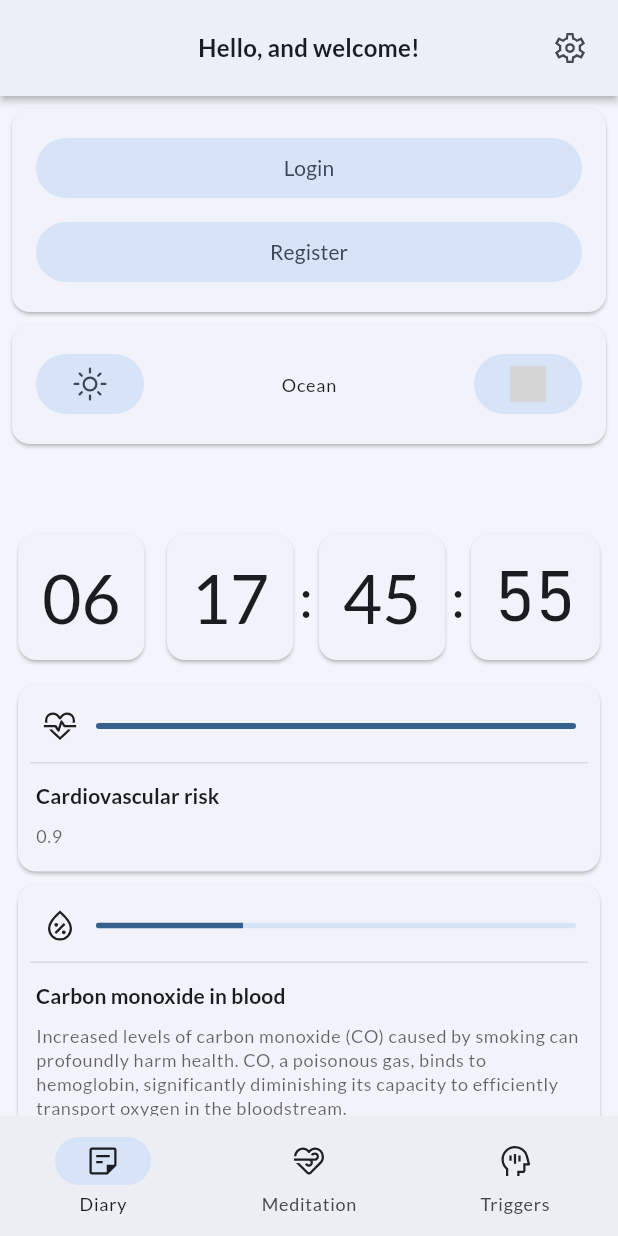
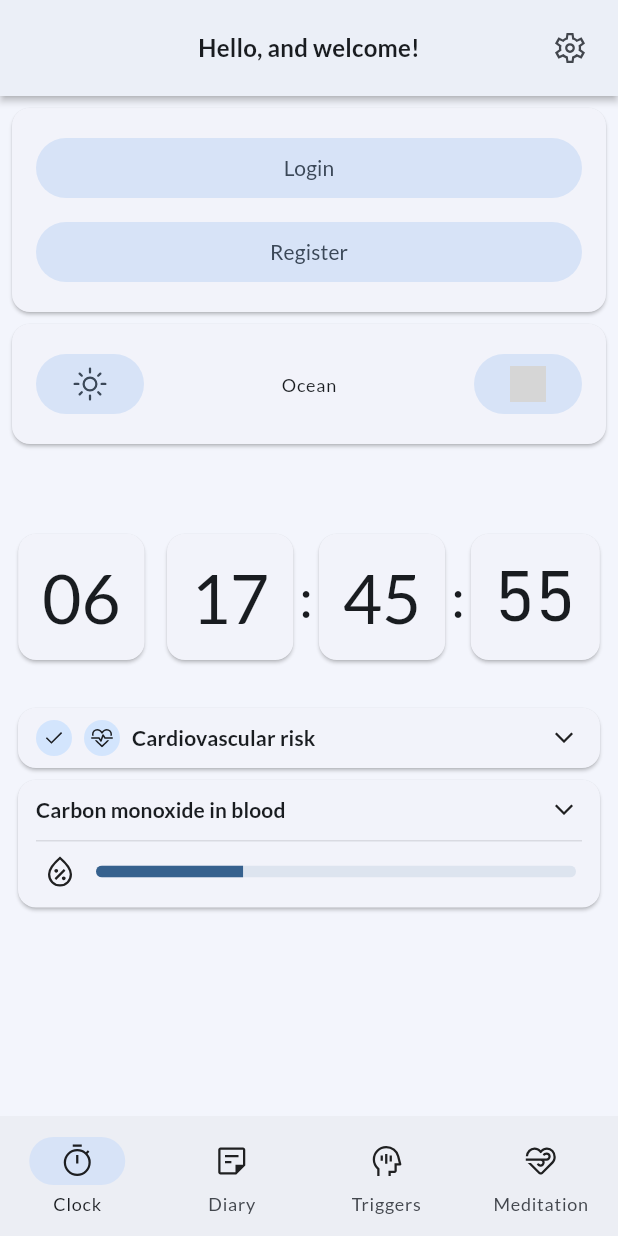
Before and after one commit to icn-nkpub/coping, a Flutter app: the screen it shows after launch, after a tap on an icon or button, on a phone screen of 412 x 824 dp. Run offline on Flutter 3.47's test engine with Material 2 defaults, Android fonts, the phone set to English and light mode, and no system bars; our stand-ins replace flutter_bloc, flutter_svg, google_fonts, supabase_flutter; missing offline and left inert: funvas; accounts and stored records are empty; grey boxes are pictures that could not be loaded.

Commit message:
feat: very not bad risk widgets

```diff
--- a/lib/home.dart
+++ b/lib/home.dart
@@ -32,26 +32,34 @@ class _HomeState extends State<Home> {
         },
         destinations: const [
           NavigationDestination(
+            icon: SvgIcon(assetName: "timer"),
+            label: 'Clock',
+          ),
+          NavigationDestination(
             icon: SvgIcon(assetName: "stickynote"),
             label: 'Diary',
+          ),
+          NavigationDestination(
+            icon: SvgIcon(assetName: "mindfulness"),
+            label: 'Triggers',
           ),
           NavigationDestination(
             icon: SvgIcon(assetName: "relax"),
             label: 'Meditation',
           ),
-          NavigationDestination(
-            icon: SvgIcon(assetName: "mindfulness"),
-            label: 'Triggers',
-          ),
         ],
       ),
       body: [
         const MainScreen(),
-        const MeditationScreen(),
+        Container(
+          alignment: Alignment.center,
+          child: const Text('Page 2'),
+        ),
         Container(
           alignment: Alignment.center,
           child: const Text('Page 3'),
         ),
+        const MeditationScreen(),
       ][currentPageIndex],
     );
   }
--- a/lib/pages/main/countdown.dart
+++ b/lib/pages/main/countdown.dart
@@ -3,7 +3,6 @@ import 'dart:async';
 import 'package:google_fonts/google_fonts.dart';
 import 'package:flutter/material.dart';
 import 'package:sca6/pages/main/risk.dart';
-import 'package:sca6/tokens/icons.dart';
 
 class CountdownDisplay extends StatelessWidget {
   const CountdownDisplay({
@@ -17,10 +16,9 @@ class CountdownDisplay extends StatelessWidget {
   Widget build(BuildContext context) {
     return Column(
       children: [
+        const SizedBox(height: 8 * 6),
         Stopwatch(from: from),
-        const SizedBox(
-          height: 8,
-        ),
+        const SizedBox(height: 8 * 3),
         Risk(
           from: from,
           iconName: "cardiology",
--- a/lib/pages/main/page.dart
+++ b/lib/pages/main/page.dart
@@ -35,6 +35,7 @@ class Countdown extends StatefulWidget {
 
 class _CountdownState extends State<Countdown> {
   int lastTimeSmoked = 1684687455000;
+  bool debug = false;
 
   @override
   Widget build(BuildContext context) {
@@ -45,12 +46,24 @@ class _CountdownState extends State<Countdown> {
           shrinkWrap: true,
           scrollDirection: Axis.vertical,
           children: [
-            const SizedBox(height: 8 * 6),
             CountdownDisplay(
                 from: DateTime.fromMillisecondsSinceEpoch(lastTimeSmoked)),
-            const SizedBox(height: 8),
-            Row(
-              mainAxisAlignment: MainAxisAlignment.spaceAround,
+            GestureDetector(
+              // todo: remove it
+              child: Container(
+                color: Colors.transparent,
+                height: 8,
+                width: 8,
+              ),
+              onTap: () => setState(() => debug = !debug),
+            ),
+            if (debug)
+              SingleChildScrollView(
+                scrollDirection: Axis.horizontal,
+                child: Wrap(
+                  direction: Axis.horizontal,
+                  runSpacing: 8,
+                  spacing: 8,
                   children: [
                     FilledButton(
                       onPressed: () => setState(
@@ -58,23 +71,23 @@ class _CountdownState extends State<Countdown> {
                       child: const Text("-1d"),
                     ),
                     FilledButton(
-                  onPressed: () => setState(
-                      () => lastTimeSmoked += Duration.millisecondsPerMinute),
+                      onPressed: () => setState(() =>
+                          lastTimeSmoked += Duration.millisecondsPerMinute),
                       child: const Text("-1m"),
                     ),
                     FilledButton(
-                  onPressed: () => setState(() =>
-                      lastTimeSmoked += Duration.millisecondsPerMinute * 30),
+                      onPressed: () => setState(() => lastTimeSmoked +=
+                          Duration.millisecondsPerMinute * 30),
                       child: const Text("-30m"),
                     ),
                     FilledButton(
-                  onPressed: () => setState(() =>
-                      lastTimeSmoked -= Duration.millisecondsPerMinute * 30),
+                      onPressed: () => setState(() => lastTimeSmoked -=
+                          Duration.millisecondsPerMinute * 30),
                       child: const Text("+30m"),
                     ),
                     FilledButton(
-                  onPressed: () => setState(
-                      () => lastTimeSmoked -= Duration.millisecondsPerMinute),
+                      onPressed: () => setState(() =>
+                          lastTimeSmoked -= Duration.millisecondsPerMinute),
                       child: const Text("+1m"),
                     ),
                     FilledButton(
@@ -84,6 +97,7 @@ class _CountdownState extends State<Countdown> {
                     ),
                   ],
                 ),
+              ),
           ],
         ),
       ),
--- a/lib/pages/main/risk.dart
+++ b/lib/pages/main/risk.dart
@@ -1,10 +1,8 @@
-import 'dart:async';
-
-import 'package:google_fonts/google_fonts.dart';
 import 'package:flutter/material.dart';
 import 'package:sca6/tokens/icons.dart';
+import 'package:sca6/tokens/measurable.dart';
 
-class Risk extends StatelessWidget {
+class Risk extends StatefulWidget {
   const Risk({
     super.key,
     required this.from,
@@ -21,45 +19,65 @@ class Risk extends StatelessWidget {
   final double rate;
 
   @override
+  State<Risk> createState() => _RiskState();
+}
+
+class _RiskState extends State<Risk> {
+  bool expanded = false;
+
+  @override
   Widget build(BuildContext context) {
     final double value =
-        (DateTime.now().difference(from).inMilliseconds.toDouble() / rate);
+        (DateTime.now().difference(widget.from).inMilliseconds.toDouble() /
+            widget.rate);
     final bool finished = value > 1 ? true : false;
-
-    String description = descriptions[0]!;
-    for (var d in descriptions.entries) {
-      if (value > d.key) description = d.value;
-    }
 
     return Card(
       child: Padding(
-        padding: const EdgeInsets.all(8),
-        child: Column(
+        padding: const EdgeInsets.symmetric(vertical: 8, horizontal: 12),
+        child: finished
+            ? _desc(finished, value)
+            : Column(
                 children: [
+                  _desc(finished, value),
                   Container(
-              padding:
-                  const EdgeInsets.only(left: 8, right: 8, top: 8, bottom: 12),
+                    padding: const EdgeInsets.only(top: 8),
+                    child: Container(
+                      padding: const EdgeInsets.only(
+                          left: 4, right: 4, top: 8, bottom: 4),
                       decoration: BoxDecoration(
                         border: Border(
-                bottom: BorderSide(
-                  color: Theme.of(context).dividerColor.withOpacity(.2),
+                          top: BorderSide(
+                            color:
+                                Theme.of(context).dividerColor.withOpacity(.2),
                           ),
-              )),
+                        ),
+                      ),
                       child: Row(
                         children: [
                           Padding(
-                    padding: EdgeInsets.only(right: 12),
+                            padding: const EdgeInsets.only(right: 12),
                             child: SvgIcon(
-                      assetName: iconName,
+                              assetName: widget.iconName,
                             ),
                           ),
                           Flexible(
                             flex: 1,
                             child: Container(
+                              alignment: Alignment.centerRight,
                               clipBehavior: Clip.antiAlias,
-                      decoration:
-                          BoxDecoration(borderRadius: BorderRadius.circular(8)),
+                              decoration: BoxDecoration(
+                                  borderRadius: BorderRadius.circular(8)),
                               child: LinearProgressIndicator(
+                                minHeight: 8,
+                                backgroundColor:
+                                    ElevationOverlay.applySurfaceTint(
+                                        Theme.of(context)
+                                            .colorScheme
+                                            .background,
+                                        Theme.of(context).colorScheme.primary,
+                                        50),
+                                color: Theme.of(context).colorScheme.primary,
                                 value: value,
                               ),
                             ),
@@ -67,18 +85,81 @@ class Risk extends StatelessWidget {
                         ],
                       ),
                     ),
-            Container(
-              alignment: Alignment.centerLeft,
-              padding: EdgeInsets.only(left: 4, bottom: 8, top: 12),
-              child: Text(
-                title,
+                  ),
+                ],
+              ),
+      ),
+    );
+  }
+
+  Widget _desc(bool finished, double value) {
+    String description = widget.descriptions[0]!;
+    for (var d in widget.descriptions.entries) {
+      if (value > d.key) description = d.value;
+    }
+
+    final c = Color.alphaBlend(
+      Theme.of(context).colorScheme.inversePrimary.withOpacity(.4),
+      Theme.of(context).colorScheme.surface.withOpacity(.6),
+    );
+
+    return Column(
+      children: [
+        GestureDetector(
+          onTap: () => setState(() => expanded = !expanded),
+          child: Card(
+            margin: EdgeInsets.zero,
+            shadowColor: Colors.transparent,
+            child: Row(
+              mainAxisAlignment: MainAxisAlignment.center,
+              crossAxisAlignment: CrossAxisAlignment.center,
+              children: [
+                if (finished)
+                  Padding(
+                    padding: const EdgeInsets.only(right: 8),
+                    child: Container(
+                      padding: const EdgeInsets.all(4),
+                      decoration: BoxDecoration(
+                        borderRadius: BorderRadius.circular(800),
+                        color: c,
+                      ),
+                      child: const SvgIcon(
+                        assetName: "done",
+                        size: 24 - (4 * 2),
+                      ),
+                    ),
+                  ),
+                if (finished)
+                  Padding(
+                    padding: const EdgeInsets.only(right: 8),
+                    child: Container(
+                      padding: const EdgeInsets.all(4),
+                      decoration: BoxDecoration(
+                        borderRadius: BorderRadius.circular(800),
+                        color: c,
+                      ),
+                      child: SvgIcon(
+                        assetName: widget.iconName,
+                        size: 24 - (4 * 2),
+                      ),
+                    ),
+                  ),
+                Text(
+                  widget.title,
                   style: Theme.of(context).textTheme.titleSmall!.copyWith(
                         fontWeight: FontWeight.bold,
                       ),
                 ),
+                const Expanded(child: SizedBox()),
+                const SvgIcon(assetName: "expand_more"),
+              ],
             ),
-            Container(
-              padding: EdgeInsets.only(left: 4, bottom: 8),
+          ),
+        ),
+        Shrinkable(
+          expanded: expanded,
+          child: Container(
+            padding: const EdgeInsets.symmetric(horizontal: 0, vertical: 4),
             alignment: Alignment.centerLeft,
             child: Text(
               description,
@@ -87,9 +168,8 @@ class Risk extends StatelessWidget {
                   ),
             ),
           ),
+        ),
       ],
-        ),
-      ),
     );
   }
 }
--- a/lib/tokens/icons.dart
+++ b/lib/tokens/icons.dart
@@ -6,21 +6,23 @@ class SvgIcon extends StatelessWidget {
     super.key,
     required this.assetName,
     this.size = 24,
+    this.color,
   });
 
   final String assetName;
   final double size;
+  final Color? color;
 
   @override
   Widget build(BuildContext context) {
-    final t = Theme.of(context).iconTheme;
+    final iconColor = ColorFilter.mode(
+      color ?? Theme.of(context).iconTheme.color!,
+      BlendMode.srcIn,
+    );
 
     return SvgPicture.asset(
       "assets/icons/$assetName.svg",
-      colorFilter: ColorFilter.mode(
-        t.color!,
-        BlendMode.srcIn,
-      ),
+      colorFilter: iconColor,
       width: size,
       height: size,
     );
--- /dev/null
+++ b/lib/tokens/measurable.dart
@@ -0,0 +1,68 @@
+
+import 'package:flutter/material.dart';
+
+class Measurable extends StatefulWidget {
+  const Measurable({
+    super.key,
+    required this.reportHeight,
+    required this.child,
+  });
+
+  final Function(double) reportHeight;
+  final Widget child;
+
+  @override
+  State<Measurable> createState() => _MeasurableState();
+}
+
+class _MeasurableState extends State<Measurable> {
+  final GlobalKey _key = GlobalKey();
+
+  @override
+  void initState() {
+    super.initState();
+    WidgetsBinding.instance.addPostFrameCallback((_) {
+      final rb = _key.currentContext!.findRenderObject()! as RenderBox;
+      widget.reportHeight(rb.size.height);
+    });
+  }
+
+  @override
+  Widget build(BuildContext context) {
+    return SingleChildScrollView(
+      child: Container(key: _key, child: widget.child),
+    );
+  }
+}
+
+class Shrinkable extends StatefulWidget {
+  const Shrinkable({
+    super.key,
+    required this.child,
+    required this.expanded,
+    this.duration = const Duration(milliseconds: 200),
+  });
+
+  final Widget child;
+  final bool expanded;
+  final Duration duration;
+
+  @override
+  State<Shrinkable> createState() => _ShrinkableState();
+}
+
+class _ShrinkableState extends State<Shrinkable> {
+  double size = 0;
+
+  @override
+  Widget build(BuildContext context) {
+    return AnimatedContainer(
+      duration: widget.duration,
+      height: widget.expanded ? size : 0,
+      child: Measurable(
+        reportHeight: (h) => setState(() => size = h),
+        child: widget.child,
+      ),
+    );
+  }
+}
```
Also changed, not shown: pubspec.yaml (+7 -0 lines), assets/icons/assignment_turned_in.svg (added), assets/icons/done.svg (added), assets/icons/expand_more.svg (added), assets/icons/home.svg (added), assets/icons/info.svg (added), assets/icons/timer.svg (added), assets/icons/verified.svg (added). Lines whose indentation alone changed are shown as unchanged.
